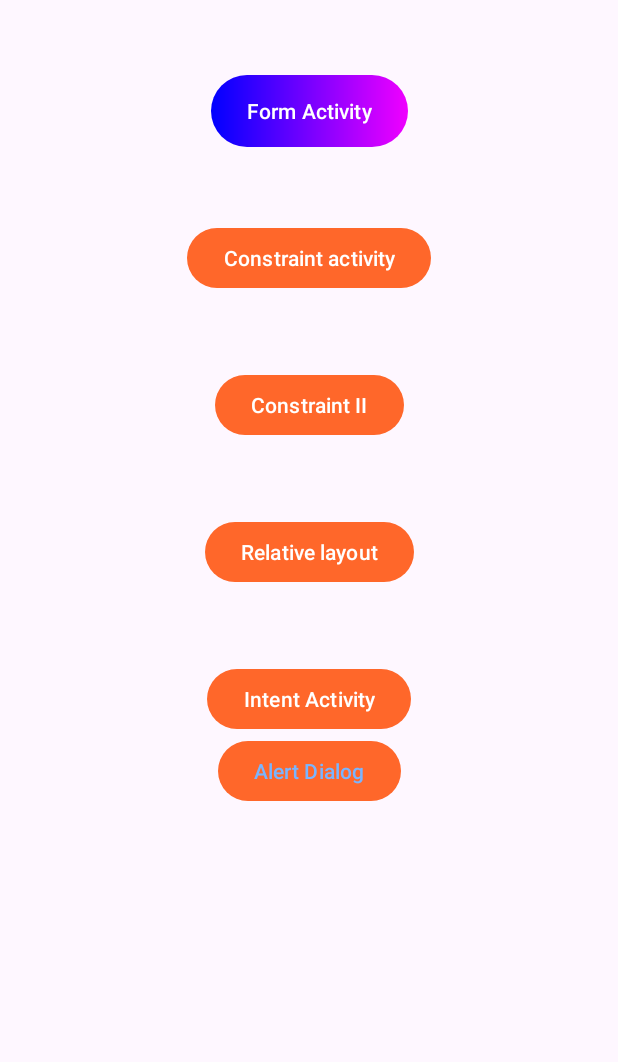
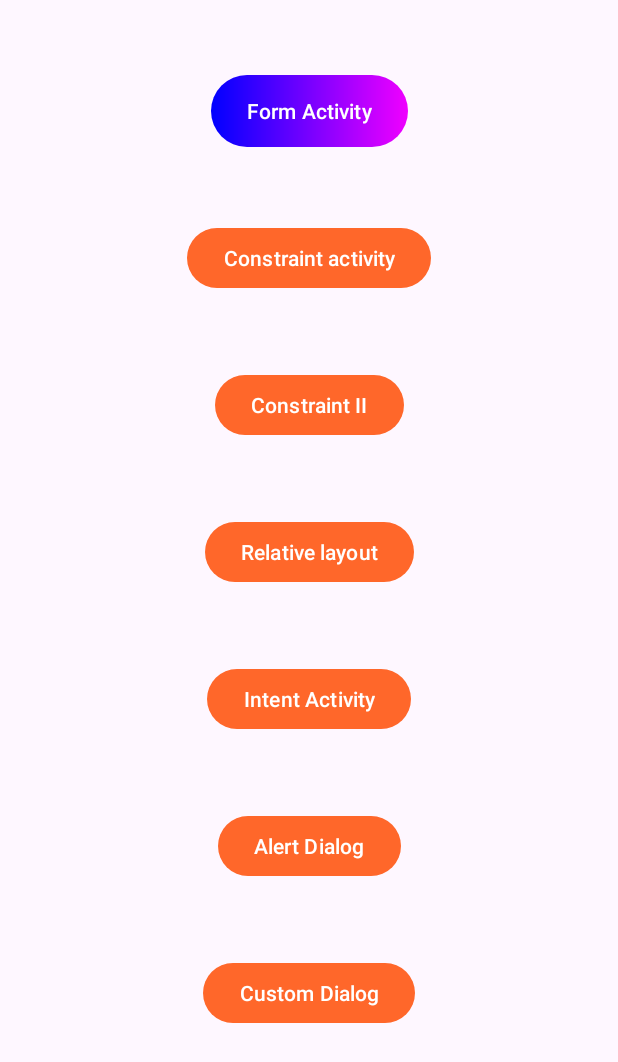
Before and after one commit to Tushukk31059/Android-10-12, an Android app: the screen it shows after launch (MainActivity), on a phone screen of 412 x 824 dp. Shown: the top 1062 px of the screen. Run offline under Robolectric (Android 15) with nearby library versions, the phone set to English and light mode, and no system bars.

Commit message:
Alert Dialog, Custom Dialog Customisation

```diff
--- /dev/null
+++ b/app/src/main/res/drawable/cancel_btn_bg.xml
@@ -0,0 +1,6 @@
+<?xml version="1.0" encoding="utf-8"?>
+<shape xmlns:android="http://schemas.android.com/apk/res/android">
+<stroke android:color="#8A8A8A" android:width="1dp"/>
+    <solid android:color="@color/white"/>
+    <corners android:radius="10dp"/>
+</shape>
--- /dev/null
+++ b/app/src/main/res/drawable/custom_dialog_bg.xml
@@ -0,0 +1,5 @@
+<?xml version="1.0" encoding="utf-8"?>
+<shape xmlns:android="http://schemas.android.com/apk/res/android">
+<corners android:radius="10dp"/>
+    <solid android:color="@color/white"/>
+</shape>
--- a/app/src/main/res/layout/activity_main.xml
+++ b/app/src/main/res/layout/activity_main.xml
@@ -68,10 +68,22 @@
         android:id="@+id/btnAlert"
         android:layout_width="wrap_content"
         android:layout_height="wrap_content"
+        android:layout_marginTop="50dp"
+        android:textColor="@color/white"
         app:layout_constraintTop_toBottomOf="@id/btnIntent"
         app:layout_constraintStart_toStartOf="parent"
         app:layout_constraintEnd_toEndOf="parent"
         android:text="Alert Dialog"/>
+    <Button
+        android:id="@+id/btnCustom"
+        android:layout_width="wrap_content"
+        android:layout_height="wrap_content"
+        app:layout_constraintTop_toBottomOf="@id/btnAlert"
+        app:layout_constraintStart_toStartOf="parent"
+        android:layout_marginTop="50dp"
+        android:text="Custom Dialog"
+        android:textColor="@color/white"
+        app:layout_constraintEnd_toEndOf="parent"/>
 
 
 </androidx.constraintlayout.widget.ConstraintLayout>
```
Also changed, not shown: app/src/main/java/com/example/kotlinbasics/MainActivity.kt (+48 -25 lines), app/src/main/res/layout/custom_dialog.xml (added, +81 -0 lines), app/src/main/res/drawable/cancel.png (added), app/src/main/res/font/raleway_font.ttf (added).
